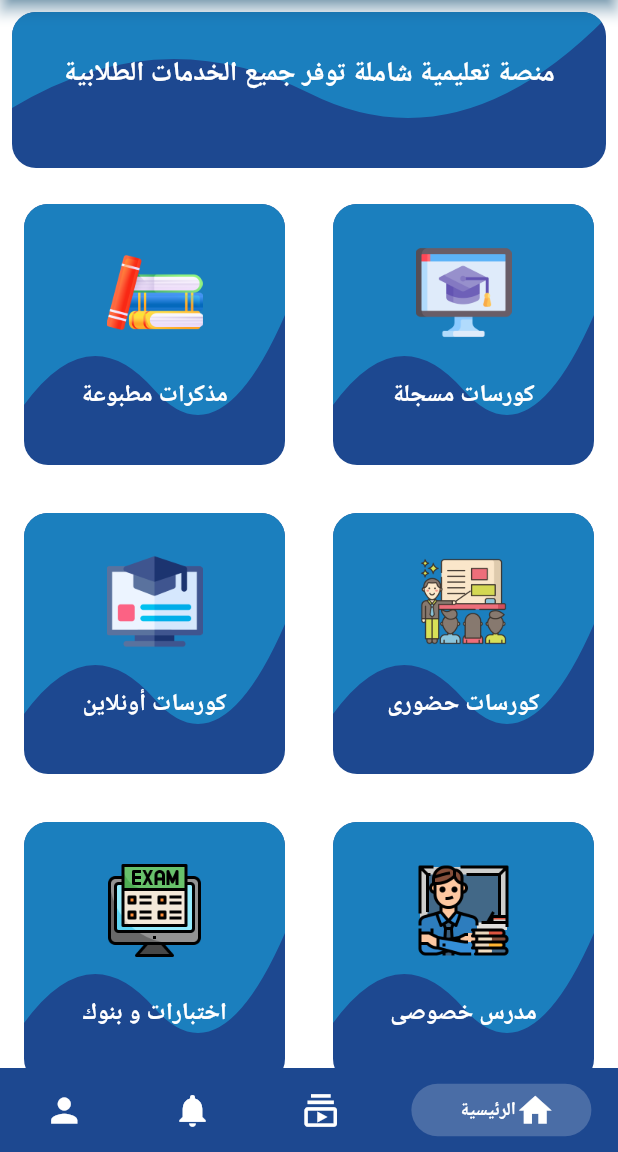
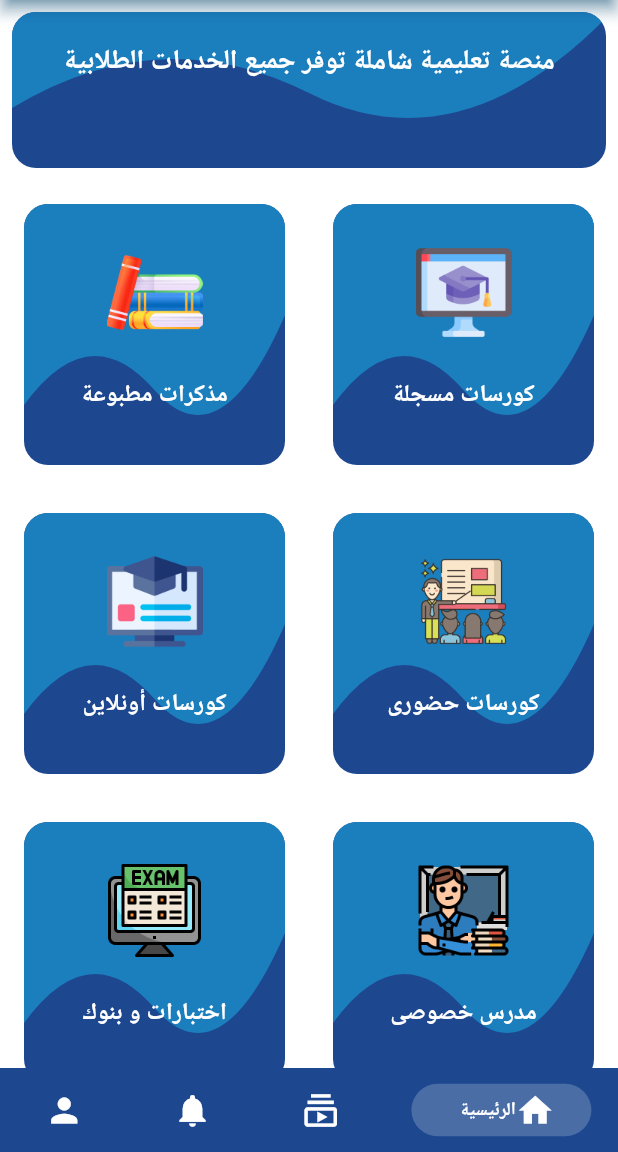
Before and after one commit to mahmoudhamdyae/Education, a Flutter app: the screen it shows after launch, after a tap on "الدخول كزائر", on a phone screen of 412 x 824 dp, the part 84-1236 px from its top. Run offline on Flutter 3.47's test engine with Material 3 defaults, Android fonts, the phone set to English and light mode, and no system bars; drawn by our look-alikes of persistent_bottom_nav_bar; our stand-ins replace get_it, shared_preferences; Roboto replaces fonts that are missing (Montserrat).

Commit message:
Start Screen

```diff
--- a/lib/presentation/screens/home/exams_and_banks/exams_and_banks_screen.dart
+++ b/lib/presentation/screens/home/exams_and_banks/exams_and_banks_screen.dart
@@ -1,4 +1,3 @@
-import 'package:flutter/cupertino.dart';
 import 'package:flutter/material.dart';
 
 import '../../../resources/color_manager.dart';
--- a/lib/presentation/screens/home/home_screen.dart
+++ b/lib/presentation/screens/home/home_screen.dart
@@ -30,7 +30,7 @@ class HomeScreen extends StatelessWidget {
                   top: 0,
                   bottom: 0,
                   child: Padding(
-                    padding: EdgeInsets.all(AppPadding.p28),
+                    padding: EdgeInsets.all(AppPadding.p20),
                     child: Text(
                       AppStrings.header,
                       textAlign: TextAlign.center,
--- a/lib/presentation/screens/home/online_courses/online_courses_screen.dart
+++ b/lib/presentation/screens/home/online_courses/online_courses_screen.dart
@@ -1,4 +1,3 @@
-import 'package:flutter/cupertino.dart';
 import 'package:flutter/material.dart';
 
 import '../../../resources/color_manager.dart';
--- a/lib/presentation/screens/home/printed_notes/printed_notes_screen.dart
+++ b/lib/presentation/screens/home/printed_notes/printed_notes_screen.dart
@@ -1,4 +1,3 @@
-import 'package:flutter/cupertino.dart';
 import 'package:flutter/material.dart';
 
 import '../../../resources/color_manager.dart';
--- a/lib/presentation/screens/home/recorded_courses/recorded_courses_screen.dart
+++ b/lib/presentation/screens/home/recorded_courses/recorded_courses_screen.dart
@@ -1,4 +1,3 @@
-import 'package:flutter/cupertino.dart';
 import 'package:flutter/material.dart';
 
 import '../../../resources/color_manager.dart';
--- a/lib/presentation/screens/home/teacher/teacher_screen.dart
+++ b/lib/presentation/screens/home/teacher/teacher_screen.dart
@@ -1,4 +1,3 @@
-import 'package:flutter/cupertino.dart';
 import 'package:flutter/material.dart';
 
 import '../../../resources/color_manager.dart';
--- a/lib/presentation/screens/main_screen.dart
+++ b/lib/presentation/screens/main_screen.dart
@@ -3,7 +3,6 @@ import 'package:education/presentation/screens/me/me_screen.dart';
 import 'package:education/presentation/screens/notifications/notifications_screen.dart';
 import 'package:education/presentation/screens/subscription/subscription_screen.dart';
 import 'package:education/presentation/widgets/log_out_dialog.dart';
-import 'package:flutter/cupertino.dart';
 import 'package:flutter/material.dart';
 import 'package:persistent_bottom_nav_bar/persistent_tab_view.dart';
 import '../resources/color_manager.dart';
--- a/lib/presentation/screens/start/start_screen.dart
+++ b/lib/presentation/screens/start/start_screen.dart
@@ -2,7 +2,6 @@ import 'package:education/presentation/resources/assets_manager.dart';
 import 'package:education/presentation/resources/color_manager.dart';
 import 'package:education/presentation/resources/strings_manager.dart';
 import 'package:education/presentation/resources/values_manager.dart';
-import 'package:flutter/cupertino.dart';
 import 'package:flutter/material.dart';
 
 import '../../resources/routes_manager.dart';
@@ -15,7 +14,7 @@ class StartScreen extends StatelessWidget {
     return Scaffold(
       body: Stack(
         children: [
-          Container(
+          SizedBox(
               height: double.infinity,
               child: Image.asset(
                 ImageAssets.start,
--- a/lib/presentation/widgets/log_out_dialog.dart
+++ b/lib/presentation/widgets/log_out_dialog.dart
@@ -1,5 +1,4 @@
 import 'package:education/presentation/resources/color_manager.dart';
-import 'package:flutter/cupertino.dart';
 import 'package:flutter/material.dart';
 
 import '../../core/app_prefs.dart';
```
